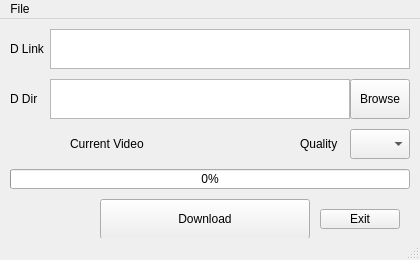
Above: Main.ui from Fregoss/MyDM before the change. Below: the same form after it.
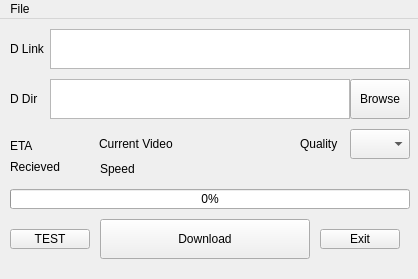
That is the form after the change.

```diff
--- a/Main.ui
+++ b/Main.ui
@@ -6,8 +6,8 @@
    <rect>
     <x>0</x>
     <y>0</y>
-    <width>420</width>
-    <height>260</height>
+    <width>418</width>
+    <height>279</height>
    </rect>
   </property>
   <property name="windowTitle">
@@ -18,7 +18,7 @@
     <property name="geometry">
      <rect>
       <x>10</x>
-      <y>150</y>
+      <y>170</y>
       <width>400</width>
       <height>20</height>
      </rect>
@@ -31,7 +31,7 @@
     <property name="geometry">
      <rect>
       <x>100</x>
-      <y>180</y>
+      <y>200</y>
       <width>210</width>
       <height>40</height>
      </rect>
@@ -57,7 +57,7 @@
     <property name="geometry">
      <rect>
       <x>320</x>
-      <y>190</y>
+      <y>210</y>
       <width>80</width>
       <height>20</height>
      </rect>
@@ -144,9 +144,9 @@
    <widget class="QLabel" name="label_4">
     <property name="geometry">
      <rect>
-      <x>70</x>
+      <x>99</x>
       <y>110</y>
-      <width>200</width>
+      <width>171</width>
       <height>30</height>
      </rect>
     </property>
@@ -154,13 +154,80 @@
      <string>Current Video</string>
     </property>
    </widget>
+   <widget class="QPushButton" name="pushButton_4">
+    <property name="geometry">
+     <rect>
+      <x>10</x>
+      <y>210</y>
+      <width>80</width>
+      <height>20</height>
+     </rect>
+    </property>
+    <property name="text">
+     <string>TEST</string>
+    </property>
+   </widget>
+   <widget class="QLabel" name="label_5">
+    <property name="geometry">
+     <rect>
+      <x>10</x>
+      <y>120</y>
+      <width>47</width>
+      <height>13</height>
+     </rect>
+    </property>
+    <property name="text">
+     <string>ETA</string>
+    </property>
+   </widget>
+   <widget class="QLabel" name="label_6">
+    <property name="geometry">
+     <rect>
+      <x>10</x>
+      <y>140</y>
+      <width>61</width>
+      <height>16</height>
+     </rect>
+    </property>
+    <property name="text">
+     <string>Recieved</string>
+    </property>
+   </widget>
+   <widget class="QLabel" name="label_7">
+    <property name="geometry">
+     <rect>
+      <x>100</x>
+      <y>140</y>
+      <width>51</width>
+      <height>20</height>
+     </rect>
+    </property>
+    <property name="text">
+     <string>Speed</string>
+    </property>
+   </widget>
+   <zorder>progressBar</zorder>
+   <zorder>pushButton_2</zorder>
+   <zorder>comboBox</zorder>
+   <zorder>label_4</zorder>
+   <zorder>pushButton_3</zorder>
+   <zorder>label</zorder>
+   <zorder>plainTextEdit</zorder>
+   <zorder>pushButton</zorder>
+   <zorder>plainTextEdit_2</zorder>
+   <zorder>label_3</zorder>
+   <zorder>label_2</zorder>
+   <zorder>pushButton_4</zorder>
+   <zorder>label_5</zorder>
+   <zorder>label_6</zorder>
+   <zorder>label_7</zorder>
   </widget>
   <widget class="QMenuBar" name="menubar">
    <property name="geometry">
     <rect>
      <x>0</x>
      <y>0</y>
-     <width>420</width>
+     <width>418</width>
      <height>21</height>
     </rect>
    </property>
@@ -173,7 +240,6 @@
    </widget>
    <addaction name="menuFile"/>
   </widget>
-  <widget class="QStatusBar" name="statusbar"/>
   <action name="actionExit">
    <property name="text">
     <string>Download</string>
```
Left out of the diff: 3 changed lines with no effect on the pictures.
